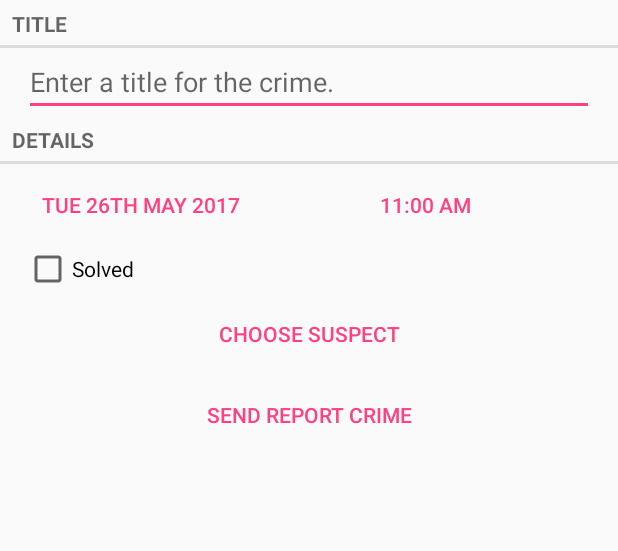
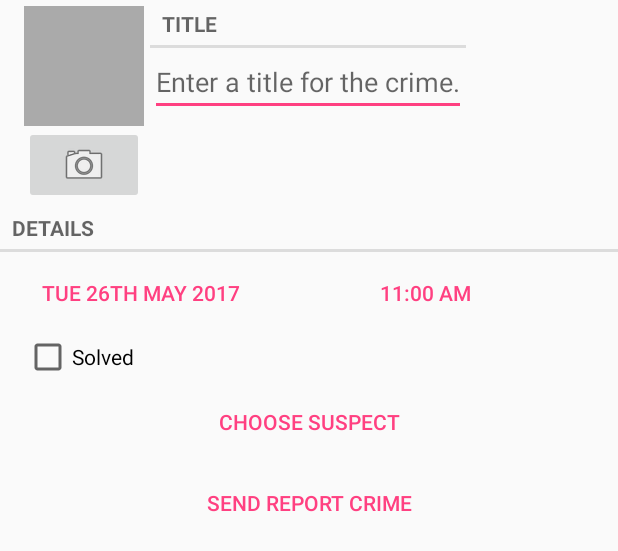
Before and after one commit to rickyrattlesnake/criminalintent, an Android app: the layout fragment_crime.xml on its own in the app's theme, with its tools: preview values and no code run, on a phone screen of 412 x 824 dp. Shown: the top 551 px of the screen. Run offline under Robolectric (Android 15) with nearby library versions, the phone set to English and light mode, and no system bars.

Commit message:
photo for each crime

```diff
--- a/app/src/main/java/com/rattlesnake/criminalintent/Crime.java
+++ b/app/src/main/java/com/rattlesnake/criminalintent/Crime.java
@@ -75,4 +75,8 @@ public class Crime {
         mSuspect = suspect;
         return this;
     }
+
+    public String getPhotoFileName() {
+        return "IMG_" + getId().toString() + ".jpg";
+    }
 }
--- a/app/src/main/res/layout-land/fragment_crime.xml
+++ b/app/src/main/res/layout-land/fragment_crime.xml
@@ -5,17 +5,8 @@
     tools:context="com.rattlesnake.criminalintent.CrimeFragment"
     android:orientation="vertical">
 
-    <TextView
-        android:layout_width="match_parent"
-        android:layout_height="wrap_content"
-        android:text="@string/crime_title_label"
-        style="?android:listSeparatorTextViewStyle"/>
-
-    <EditText
-        android:id="@+id/crime_title"
-        android:layout_width="match_parent"
-        android:layout_height="wrap_content"
-        android:hint="@string/crime_title_hint" />
+    <include layout="@layout/view_camera_and_title">
+    </include>
 
     <TextView
         android:layout_width="match_parent"
--- a/app/src/main/res/layout/fragment_crime.xml
+++ b/app/src/main/res/layout/fragment_crime.xml
@@ -5,19 +5,8 @@
     tools:context="com.rattlesnake.criminalintent.CrimeFragment"
     android:orientation="vertical">
 
-    <TextView
-        android:layout_width="match_parent"
-        android:layout_height="wrap_content"
-        android:text="@string/crime_title_label"
-        style="?android:listSeparatorTextViewStyle"/>
-
-    <EditText
-        android:id="@+id/crime_title"
-        android:layout_width="match_parent"
-        android:layout_height="wrap_content"
-        android:layout_marginLeft="16dp"
-        android:layout_marginRight="16dp"
-        android:hint="@string/crime_title_hint" />
+    <include layout="@layout/view_camera_and_title">
+    </include>
 
     <TextView
         android:layout_width="match_parent"
--- /dev/null
+++ b/app/src/main/res/layout/view_camera_and_title.xml
@@ -0,0 +1,49 @@
+<?xml version="1.0" encoding="utf-8"?>
+<LinearLayout xmlns:android="http://schemas.android.com/apk/res/android"
+              android:orientation="horizontal"
+              android:layout_width="match_parent"
+              android:layout_height="wrap_content"
+              android:layout_marginStart="16dp"
+              android:layout_marginEnd="16dp">
+    <LinearLayout
+        android:layout_width="wrap_content"
+        android:layout_height="wrap_content"
+        android:orientation="vertical"
+        android:layout_marginEnd="4dp"
+        android:layout_marginTop="4dp">
+
+        <ImageView
+            android:id="@+id/crime_photo"
+            android:layout_width="80dp"
+            android:layout_height="80dp"
+            android:scaleType="centerInside"
+            android:background="@android:color/darker_gray"
+            android:cropToPadding="true"/>
+        <ImageButton
+            android:id="@+id/camera_button"
+            android:layout_width="match_parent"
+            android:layout_height="wrap_content"
+            android:src="@android:drawable/ic_menu_camera"
+            />
+    </LinearLayout>
+
+    <LinearLayout
+        android:layout_width="wrap_content"
+        android:layout_height="wrap_content"
+        android:orientation="vertical">
+
+        <TextView
+            android:id="@+id/textView"
+            style="?android:listSeparatorTextViewStyle"
+            android:layout_width="match_parent"
+            android:layout_height="wrap_content"
+            android:text="@string/crime_title_label"/>
+
+        <EditText
+            android:id="@+id/crime_title"
+            android:layout_width="match_parent"
+            android:layout_height="wrap_content"
+            android:hint="@string/crime_title_hint" />
+
+    </LinearLayout>
+</LinearLayout>
--- /dev/null
+++ b/app/src/main/res/xml/file_provider_paths.xml
@@ -0,0 +1,4 @@
+<?xml version="1.0" encoding="utf-8"?>
+<paths xmlns:android="http://schemas.android.com/apk/res/android">
+    <external-path name="external_files" path="." />
+</paths>
```
Also changed, not shown: app/src/main/AndroidManifest.xml (+15 -0 lines), app/src/main/java/com/rattlesnake/criminalintent/CrimeFragment.java (+46 -4 lines), app/src/main/java/com/rattlesnake/criminalintent/CrimeLab.java (+44 -31 lines), app/src/main/java/com/rattlesnake/criminalintent/PictureUtils.java (added, +38 -0 lines).
